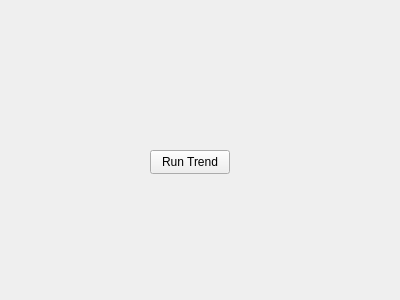
The window that autotrend.ui (MOBILionSystems/MIPS-app-MOBILion) describes before a commit, drawn with Qt 5.
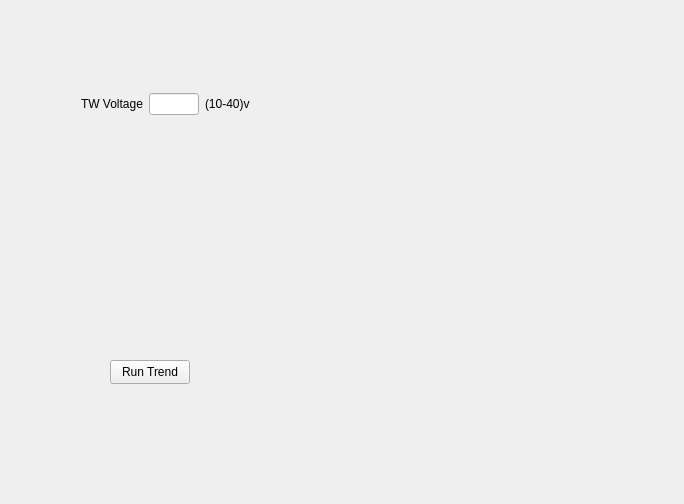
The same window after the commit.

Commit message: Resized windows and add debug message

Diff of the .ui file:
```diff
--- a/autotrend.ui
+++ b/autotrend.ui
@@ -6,8 +6,8 @@
    <rect>
     <x>0</x>
     <y>0</y>
-    <width>400</width>
-    <height>300</height>
+    <width>684</width>
+    <height>504</height>
    </rect>
   </property>
   <property name="windowTitle">
@@ -16,8 +16,8 @@
   <widget class="QPushButton" name="pushButton">
    <property name="geometry">
     <rect>
-     <x>150</x>
-     <y>150</y>
+     <x>110</x>
+     <y>360</y>
      <width>80</width>
      <height>24</height>
     </rect>
@@ -26,6 +26,35 @@
     <string>Run Trend</string>
    </property>
   </widget>
+  <widget class="QWidget" name="layoutWidget">
+   <property name="geometry">
+    <rect>
+     <x>81</x>
+     <y>91</y>
+     <width>169</width>
+     <height>26</height>
+    </rect>
+   </property>
+   <layout class="QHBoxLayout" name="horizontalLayout">
+    <item>
+     <widget class="QLabel" name="label">
+      <property name="text">
+       <string>TW Voltage</string>
+      </property>
+     </widget>
+    </item>
+    <item>
+     <widget class="QLineEdit" name="twTrenVol"/>
+    </item>
+    <item>
+     <widget class="QLabel" name="label_2">
+      <property name="text">
+       <string>(10-40)v</string>
+      </property>
+     </widget>
+    </item>
+   </layout>
+  </widget>
  </widget>
  <resources/>
  <connections/>
```
The commit also changes 4 other files.
